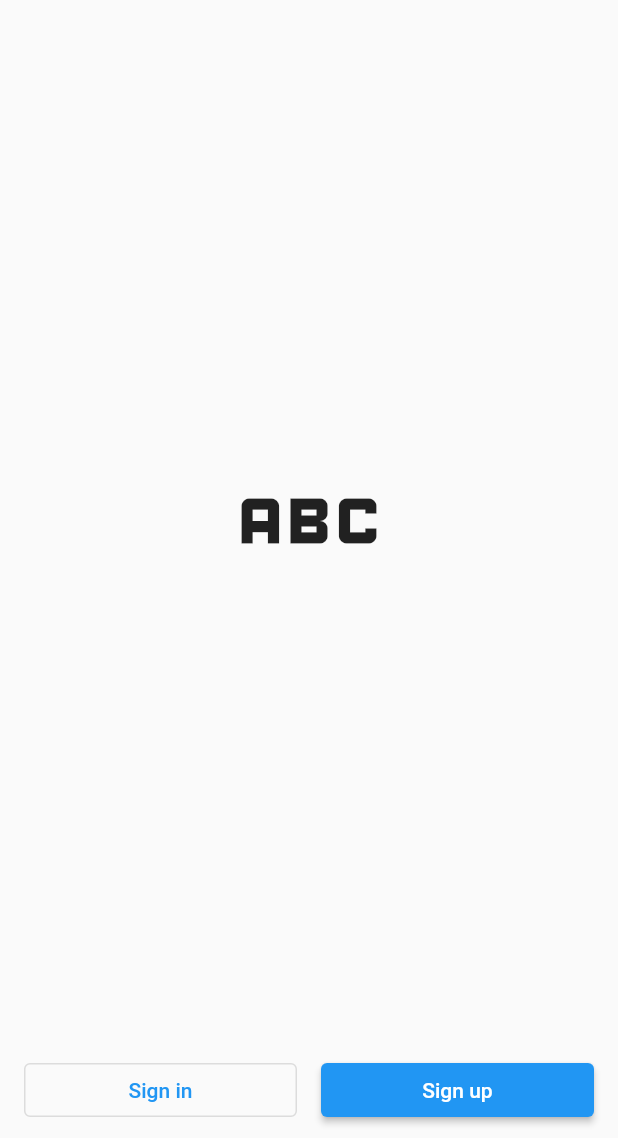
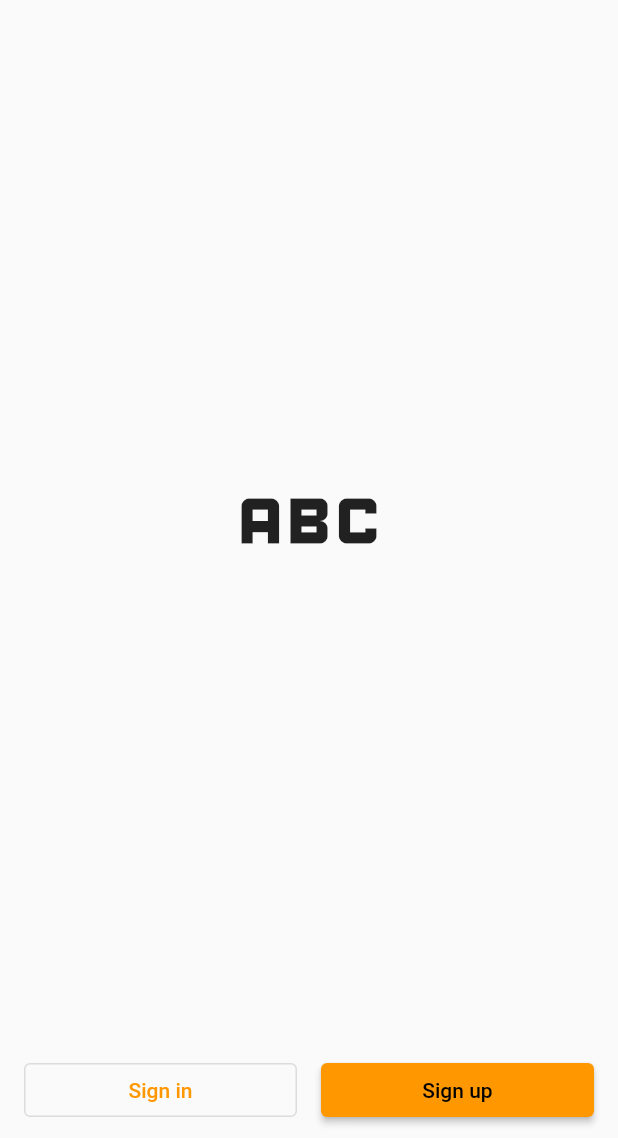
Before and after one commit to janoshr/fever-friend-app, a Flutter app: the screen it shows after launch, on a phone screen of 412 x 824 dp, the part 98-1236 px from its top. Run offline on Flutter 3.47's test engine with Material 2 defaults, Android fonts, the phone set to English and light mode, and no system bars; our stand-ins replace cloud_firestore, firebase_auth, firebase_core, firebase_messaging, flutter_form_builder, form_builder_validators and 2 more; missing offline and left inert: firebase_ui_auth, flex_color_picker; accounts and stored records are empty.

Commit message:
feat(theme): primarySwatch is used instead of primaryColor

```diff
--- a/lib/main.dart
+++ b/lib/main.dart
@@ -7,6 +7,7 @@
 import 'package:fever_friend_app/services/patient_provider.dart';
 import 'package:fever_friend_app/routes.dart';
 import 'package:fever_friend_app/services/firestore.dart';
+import 'package:fever_friend_app/ui/shared/utils.dart';
 import 'package:firebase_auth/firebase_auth.dart' hide EmailAuthProvider;
 import 'package:firebase_core/firebase_core.dart';
 import 'package:firebase_messaging/firebase_messaging.dart';
@@ -160,15 +161,16 @@
   @override
   Widget build(BuildContext context) {
     final patientProvider = Provider.of<PatientProvider>(context);
-    final primaryColor = patientProvider.patient != null &&
-            patientProvider.patient!.color != null
-        ? patientProvider.patient!.color!
-        : Colors.orange;
+    final primaryColor = generateMaterialColor(
+        patientProvider.patient != null &&
+                patientProvider.patient!.color != null
+            ? patientProvider.patient!.color!
+            : Colors.orange);
 
     return MaterialApp(
       title: 'CS310 The Fever Friend App',
       theme: ThemeData(
-          primaryColor: primaryColor,
+          primarySwatch: primaryColor,
           // Add the 5 lines from here...
           appBarTheme: AppBarTheme(
             backgroundColor: primaryColor,
--- a/lib/screens/home.dart
+++ b/lib/screens/home.dart
@@ -86,7 +86,6 @@
                     },
                     label: const Text('Measure'),
                     icon: const Icon(Icons.thermostat),
-                    backgroundColor: Theme.of(context).primaryColor,
                   ),
                   FloatingActionButton.extended(
                     heroTag: UniqueKey(),
@@ -109,7 +108,6 @@
                 },
                 label: const Text('Measure'),
                 icon: const Icon(Icons.thermostat),
-                backgroundColor: Theme.of(context).primaryColor,
               ),
       );
     });
--- a/lib/ui/shared/utils.dart
+++ b/lib/ui/shared/utils.dart
@@ -18,3 +18,36 @@
           .toInt())
       .withOpacity(1.0);
 }
+
+MaterialColor generateMaterialColor(Color color) {
+  return MaterialColor(color.value, {
+    50: tintColor(color, 0.9),
+    100: tintColor(color, 0.8),
+    200: tintColor(color, 0.6),
+    300: tintColor(color, 0.4),
+    400: tintColor(color, 0.2),
+    500: color,
+    600: shadeColor(color, 0.1),
+    700: shadeColor(color, 0.2),
+    800: shadeColor(color, 0.3),
+    900: shadeColor(color, 0.4),
+  });
+}
+
+int tintValue(int value, double factor) =>
+    math.max(0, math.min((value + ((255 - value) * factor)).round(), 255));
+
+Color tintColor(Color color, double factor) => Color.fromRGBO(
+    tintValue(color.red, factor),
+    tintValue(color.green, factor),
+    tintValue(color.blue, factor),
+    1);
+
+int shadeValue(int value, double factor) =>
+    math.max(0, math.min(value - (value * factor).round(), 255));
+
+Color shadeColor(Color color, double factor) => Color.fromRGBO(
+    shadeValue(color.red, factor),
+    shadeValue(color.green, factor),
+    shadeValue(color.blue, factor),
+    1);
```
